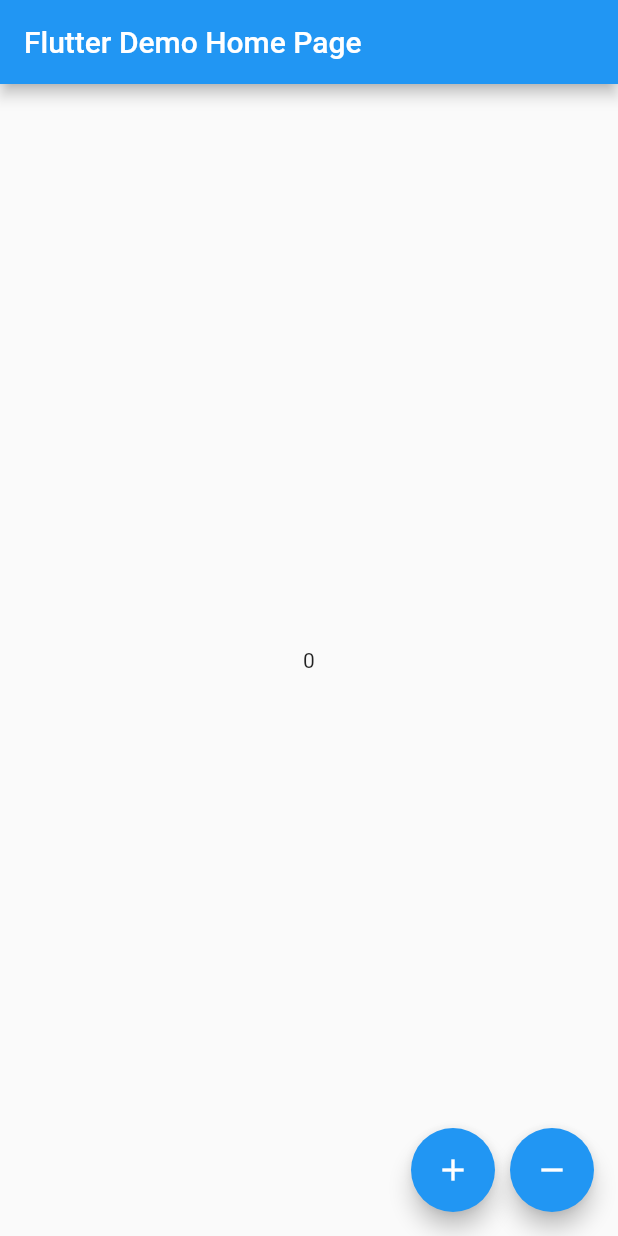
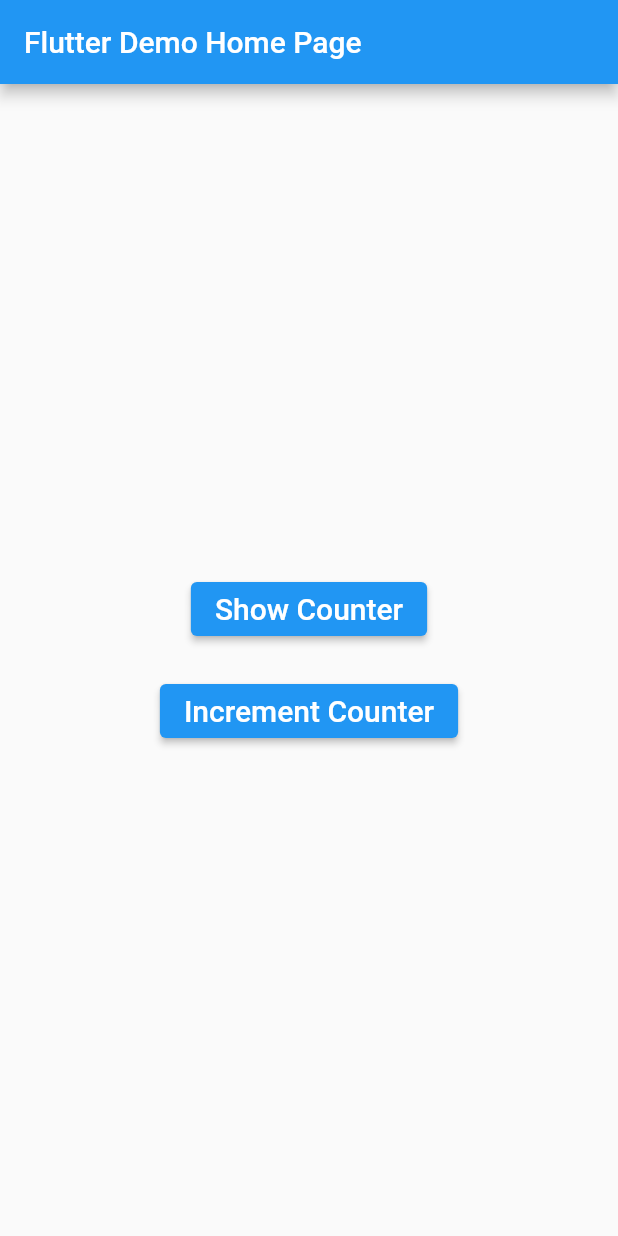
Before and after one commit to adedrey/learning_bloc, a Flutter app: the screen it shows after launch, on a phone screen of 412 x 824 dp. Run offline on Flutter 3.47's test engine with Material 2 defaults, Android fonts, the phone set to English and light mode, and no system bars; our stand-ins replace bloc, equatable, flutter_bloc.

Commit message:
anonymous access

```diff
--- /dev/null
+++ b/lib/cubit/counter/counter_cubit.dart
@@ -0,0 +1,12 @@
+import 'package:bloc/bloc.dart';
+import 'package:learn_bloc/cubit/counter/counter_state.dart';
+
+class CounterCubit extends Cubit<CounterState> {
+  CounterCubit() : super(CounterState.initial());
+
+  void increment() {
+    emit(
+      state.copyWith(counter: state.counter + 1),
+    );
+  }
+}
--- /dev/null
+++ b/lib/cubit/counter/counter_state.dart
@@ -0,0 +1,28 @@
+// ignore_for_file: public_member_api_docs, sort_constructors_first
+import 'package:equatable/equatable.dart';
+
+class CounterState extends Equatable {
+  final int counter;
+  CounterState({
+    required this.counter,
+  });
+
+  factory CounterState.initial() => CounterState(counter: 0);
+
+  @override
+  List<Object> get props => [counter];
+
+  CounterState copyWith({
+    int? counter,
+  }) {
+    return CounterState(
+      counter: counter ?? this.counter,
+    );
+  }
+
+  @override
+  String toString() {
+    // TODO: implement toString
+    return 'CounterState(counter: $counter)';
+  }
+}
--- a/lib/main.dart
+++ b/lib/main.dart
@@ -1,4 +1,7 @@
 import 'package:flutter/material.dart';
+import 'package:flutter_bloc/flutter_bloc.dart';
+import 'package:learn_bloc/cubit/counter/counter_cubit.dart';
+import 'package:learn_bloc/show_counter.dart';
 
 void main() {
   runApp(const MyApp());
@@ -15,7 +18,10 @@ class MyApp extends StatelessWidget {
       theme: ThemeData(
         primarySwatch: Colors.blue,
       ),
-      home: const MyHomePage(),
+      home: BlocProvider<CounterCubit>(
+        create: (context) => CounterCubit(),
+        child: const MyHomePage(),
+      ),
     );
   }
 }
@@ -37,27 +43,42 @@ class _MyHomePageState extends State<MyHomePage> {
         title: const Text('Flutter Demo Home Page'),
       ),
       body: Center(
-        child: const Text(
-          '0',
+        child: Column(
+          mainAxisAlignment: MainAxisAlignment.center,
+          children: [
+            ElevatedButton(
+              onPressed: () {
+                Navigator.push(
+                  context,
+                  MaterialPageRoute(
+                    builder: (_) => BlocProvider.value(
+                      value: context.read<CounterCubit>(),
+                      child: ShowCounter(),
                     ),
                   ),
-      floatingActionButton: Row(
-        mainAxisAlignment: MainAxisAlignment.end,
-        children: [
-          FloatingActionButton(
-            onPressed: () {},
-            child: Icon(Icons.add),
-            heroTag: 'increment',
+                );
+              },
+              child: Text(
+                "Show Counter",
+                style: TextStyle(
+                  fontSize: 20,
+                ),
+              ),
             ),
             SizedBox(
-            width: 10,
+              height: 20,
             ),
-          FloatingActionButton(
-            onPressed: () {},
-            child: Icon(Icons.remove),
-            heroTag: 'decrement',
+            ElevatedButton(
+              onPressed: () => context.read<CounterCubit>().increment(),
+              child: Text(
+                "Increment Counter",
+                style: TextStyle(
+                  fontSize: 20,
+                ),
+              ),
             ),
           ],
+        ),
       ),
     );
   }
```
Also changed, not shown: lib/show_counter.dart (renamed from lib/other_page.dart, +7 -4 lines). Lines whose indentation alone changed are shown as unchanged.
